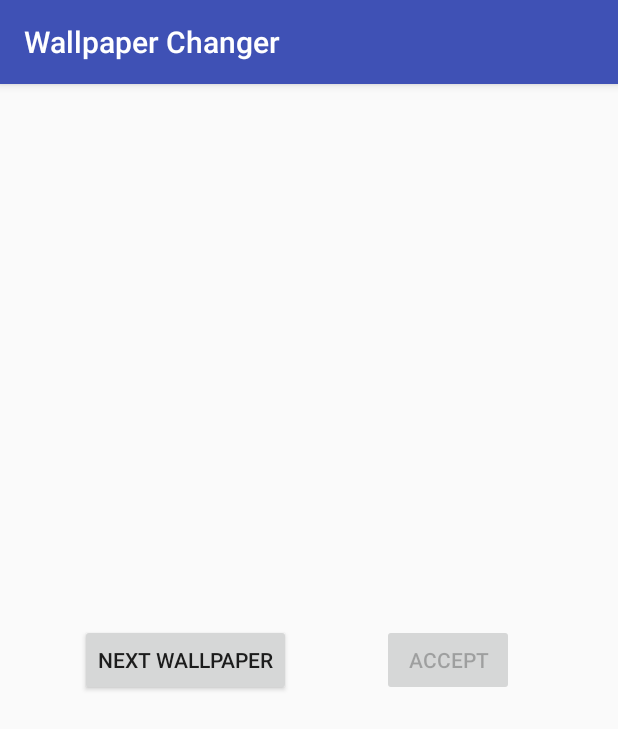
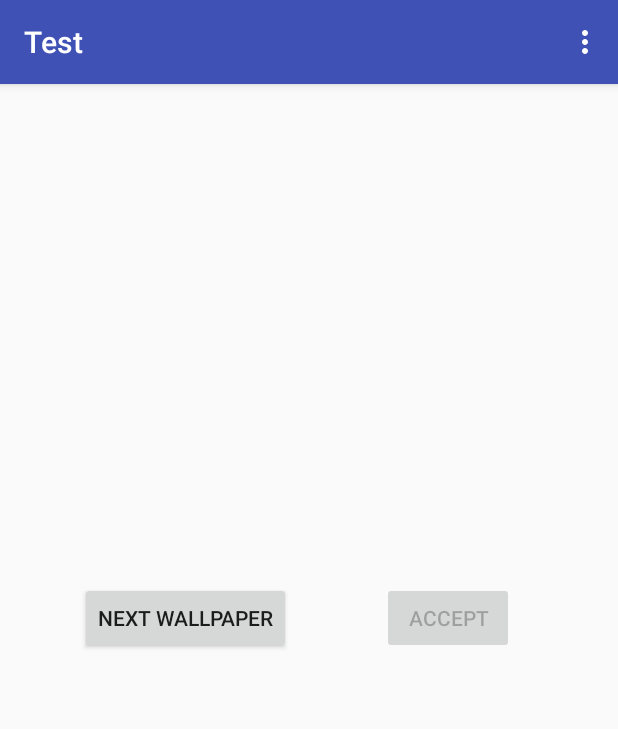
Before and after one commit to I-Al-Istannen/WallpaperChanger, an Android app: the screen it shows after launch (MainActivity), on a phone screen of 412 x 824 dp. Shown: the top 729 px of the screen. Run offline under Robolectric (Android 15) with nearby library versions, the phone set to English and light mode, and no system bars.

Commit message:
Yay, settings!

```diff
--- a/app/src/main/AndroidManifest.xml
+++ b/app/src/main/AndroidManifest.xml
@@ -11,13 +11,19 @@
     android:label="@string/app_name"
     android:supportsRtl="true"
     android:theme="@style/AppTheme">
-    <activity android:name=".MainActivity">
+    <activity
+      android:name=".MainActivity"
+      android:launchMode="singleTop">
       <intent-filter>
         <action android:name="android.intent.action.MAIN"/>
 
         <category android:name="android.intent.category.LAUNCHER"/>
       </intent-filter>
     </activity>
+
+    <activity
+      android:name=".SettingsActivity"
+      android:parentActivityName=".MainActivity"/>
   </application>
 
 </manifest>
--- a/app/src/main/java/me/ialistannen/wallpaperchanger/MainActivity.java
+++ b/app/src/main/java/me/ialistannen/wallpaperchanger/MainActivity.java
@@ -1,28 +1,41 @@
 package me.ialistannen.wallpaperchanger;
 
+import android.content.Intent;
 import android.graphics.Bitmap;
 import android.os.Bundle;
+import android.preference.PreferenceManager;
 import android.support.annotation.Nullable;
 import android.support.v4.app.Fragment;
 import android.support.v4.app.FragmentManager;
 import android.support.v7.app.AppCompatActivity;
+import android.support.v7.widget.Toolbar;
+import android.view.Menu;
+import android.view.MenuItem;
 import android.view.View;
 import android.widget.Button;
 import android.widget.ImageView;
 import me.ialistannen.wallpaperchanger.images.provider.ImageProvider;
-import me.ialistannen.wallpaperchanger.images.provider.space.SpaceTelescopeTop100Provider;
+import me.ialistannen.wallpaperchanger.images.provider.ProviderFactory;
 import me.ialistannen.wallpaperchanger.images.util.RandomImageObtainTask;
 import me.ialistannen.wallpaperchanger.wallpaper.WallpaperChanger;
 
 public class MainActivity extends AppCompatActivity {
 
-  private final ImageProvider imageProvider = new SpaceTelescopeTop100Provider();
+  private ImageProvider imageProvider;
   private RetainFragment retainFragment;
 
   @Override
   protected void onCreate(Bundle savedInstanceState) {
     super.onCreate(savedInstanceState);
     setContentView(R.layout.activity_main);
+
+    PreferenceManager.setDefaultValues(this, R.xml.preferences, true);
+
+    imageProvider = ProviderFactory.getInstance(this);
+
+    if (savedInstanceState == null) {
+      setSupportActionBar((Toolbar) findViewById(R.id.activity_main_actionbar));
+    }
 
     if (retainFragment == null) {
       retainFragment = RetainFragment.findOrCreateRetainFragment(getSupportFragmentManager());
@@ -72,6 +85,17 @@ public class MainActivity extends AppCompatActivity {
     WallpaperChanger.changeTo(retainFragment.getCachedImage(), this);
   }
 
+  @Override
+  public boolean onCreateOptionsMenu(Menu menu) {
+    getMenuInflater().inflate(R.menu.activity_main_action_bar, menu);
+
+    return true;
+  }
+
+  public void onShowSettings(MenuItem item) {
+    startActivity(new Intent(this, SettingsActivity.class));
+  }
+
   public static class RetainFragment extends Fragment {
 
     private static final String TAG = "me.ialistannen.wallpaperchanger.RetainFragment";
--- /dev/null
+++ b/app/src/main/java/me/ialistannen/wallpaperchanger/SettingsActivity.java
@@ -0,0 +1,20 @@
+package me.ialistannen.wallpaperchanger;
+
+import android.os.Bundle;
+import android.support.v7.app.AppCompatActivity;
+import me.ialistannen.wallpaperchanger.view.settings.SettingsFragment;
+
+/**
+ * An activity to display the settings.
+ */
+public class SettingsActivity extends AppCompatActivity {
+
+  @Override
+  public void onCreate(Bundle savedInstanceState) {
+    super.onCreate(savedInstanceState);
+
+    getFragmentManager().beginTransaction()
+        .replace(android.R.id.content, new SettingsFragment())
+        .commit();
+  }
+}
--- /dev/null
+++ b/app/src/main/java/me/ialistannen/wallpaperchanger/images/provider/ProviderFactory.java
@@ -0,0 +1,45 @@
+package me.ialistannen.wallpaperchanger.images.provider;
+
+import android.content.Context;
+import android.content.SharedPreferences;
+import android.preference.PreferenceManager;
+import java.util.HashMap;
+import java.util.Map;
+import me.ialistannen.wallpaperchanger.R;
+import me.ialistannen.wallpaperchanger.images.provider.space.SpaceTelescopeTop100Provider;
+
+/**
+ * Creates {@link ImageProvider}s based on the settings.
+ */
+public final class ProviderFactory {
+
+  private static final ProviderFactory instance = new ProviderFactory();
+
+  private Map<String, ImageProvider> providerMap = new HashMap<>();
+
+  private ProviderFactory() {
+    providerMap.put("spaceTelescopes_Top_100", new SpaceTelescopeTop100Provider());
+  }
+
+  /**
+   * Creates the {@link ImageProvider} selected in the {@link SharedPreferences} of the {@link
+   * Context}.
+   *
+   * @param context The Context to read the settings from
+   * @return The created {@link ImageProvider}
+   */
+  public static ImageProvider getInstance(Context context) {
+    Context applicationContext = context.getApplicationContext();
+
+    SharedPreferences sharedPreferences = PreferenceManager
+        .getDefaultSharedPreferences(applicationContext);
+
+    String providerKey = context.getString(R.string.settings_source_chooser_key);
+
+    String provider = sharedPreferences.getString(providerKey, null);
+
+    ImageProvider imageProvider = instance.providerMap.get(provider);
+
+    return imageProvider == null ? new SpaceTelescopeTop100Provider() : imageProvider;
+  }
+}
--- /dev/null
+++ b/app/src/main/java/me/ialistannen/wallpaperchanger/view/settings/SettingsFragment.java
@@ -0,0 +1,18 @@
+package me.ialistannen.wallpaperchanger.view.settings;
+
+import android.os.Bundle;
+import android.preference.PreferenceFragment;
+import me.ialistannen.wallpaperchanger.R;
+
+/**
+ * The fragment responsible for displaying the settings.
+ */
+public class SettingsFragment extends PreferenceFragment {
+
+  @Override
+  public void onCreate(Bundle savedInstanceState) {
+    super.onCreate(savedInstanceState);
+
+    addPreferencesFromResource(R.xml.preferences);
+  }
+}
--- a/app/src/main/res/layout/activity_main.xml
+++ b/app/src/main/res/layout/activity_main.xml
@@ -5,10 +5,27 @@
   xmlns:app="http://schemas.android.com/apk/res-auto"
   xmlns:tools="http://schemas.android.com/tools">
 
+  <android.support.v7.widget.Toolbar
+    android:id="@+id/activity_main_actionbar"
+    android:layout_width="match_parent"
+    android:layout_height="wrap_content"
+
+    android:background="?attr/colorPrimary"
+    android:minHeight="?attr/actionBarSize"
+
+    app:title="Test"
+
+    android:theme="@style/ThemeOverlay.MyApp.ActionBar"
+    app:popupTheme="@style/ThemeOverlay.AppCompat.Light"
+    style="@style/Widget.MyApp.Toolbar.Solid"
+    />
+
   <ImageView
     android:id="@+id/activity_main_background_image_preview"
     android:layout_width="match_parent"
     android:layout_height="match_parent"
+
+    android:layout_below="@id/activity_main_actionbar"
 
     android:scaleType="centerCrop"
     android:contentDescription="@string/activity_main_background_image_preview_description"
--- /dev/null
+++ b/app/src/main/res/menu/activity_main_action_bar.xml
@@ -0,0 +1,11 @@
+<?xml version="1.0" encoding="utf-8"?>
+<menu xmlns:android="http://schemas.android.com/apk/res/android"
+  xmlns:app="http://schemas.android.com/apk/res-auto">
+
+  <item
+    android:title="@string/activity_main_action_bar_settings_name"
+    app:showAsAction="never"
+
+    android:onClick="onShowSettings"
+    />
+</menu>
--- /dev/null
+++ b/app/src/main/res/values/arrays.xml
@@ -0,0 +1,9 @@
+<?xml version="1.0" encoding="utf-8"?>
+<resources>
+  <string-array name="settings_source_chooser_entry_names">
+    <item>Space Telescope Top 100</item>
+  </string-array>
+  <string-array name="settings_source_chooser_entry_values">
+    <item>spaceTelescopes_Top_100</item>
+  </string-array>
+</resources>
--- a/app/src/main/res/values/colors.xml
+++ b/app/src/main/res/values/colors.xml
@@ -2,5 +2,5 @@
 <resources>
   <color name="colorPrimary">#3F51B5</color>
   <color name="colorPrimaryDark">#303F9F</color>
-  <color name="colorAccent">#FF4081</color>
+  <color name="colorAccent">#4093ff</color>
 </resources>
--- a/app/src/main/res/values/strings.xml
+++ b/app/src/main/res/values/strings.xml
@@ -2,6 +2,16 @@
   <string name="app_name">Wallpaper Changer</string>
   <string name="activity_main_next_button">Next Wallpaper</string>
   <string name="activity_main_accept_button">Accept</string>
-  <string name="activity_main_loading_image">Loading image...</string>
+  <string name="activity_main_loading_image">Loading image…</string>
   <string name="activity_main_background_image_preview_description">Background Image preview</string>
+  <string name="activity_main_action_bar_settings_name">Settings</string>
+  <string name="settings_source_category">Image sources</string>
+  <string name="settings_source_chooser_title">Image source</string>
+  <string name="settings_source_chooser_summary">You are currently getting images from \'%s\'.</string>
+  <string name="settings_source_chooser_key">settings_source_chooser_key</string>
+  <string name="settings_automated_changing_category">Automated changing</string>
+  <string name="settings_automated_changing_only_in_wifi_title">Only change in WIFI</string>
+  <string name="settings_automated_changing_only_in_wifi_summary_off">I will always change your wallpaper, no matter if I am using mobile data.</string>
+  <string name="settings_automated_changing_only_in_wifi_summary_on">I will only change the wallpaper when you have a wifi connection.</string>
+  <string name="settings_automated_changing_only_in_wifi_key">settings_automated_changing_only_in_wifi_key</string>
 </resources>
--- a/app/src/main/res/values/styles.xml
+++ b/app/src/main/res/values/styles.xml
@@ -1,11 +1,22 @@
-<resources>
+<resources xmlns:tools="http://schemas.android.com/tools">
 
   <!-- Base application theme. -->
-  <style name="AppTheme" parent="Theme.AppCompat.Light.DarkActionBar">
+  <style name="AppTheme" parent="Theme.AppCompat.DayNight.NoActionBar">
     <!-- Customize your theme here. -->
     <item name="colorPrimary">@color/colorPrimary</item>
     <item name="colorPrimaryDark">@color/colorPrimaryDark</item>
     <item name="colorAccent">@color/colorAccent</item>
   </style>
 
+  <style name="Widget.MyApp.Toolbar.Solid" parent="Widget.AppCompat.ActionBar">
+    <item name="android:background">@color/colorPrimary</item>
+    <item name="android:elevation" tools:ignore="NewApi">4dp</item>
+    <item name="titleTextColor">@android:color/white</item>
+  </style>
+
+  <style name="ThemeOverlay.MyApp.ActionBar" parent="ThemeOverlay.AppCompat.ActionBar">
+    <!--Set the icons-->
+    <item name="android:textColorPrimary">@android:color/white</item>
+  </style>
+
 </resources>
--- /dev/null
+++ b/app/src/main/res/xml/preferences.xml
@@ -0,0 +1,32 @@
+<?xml version="1.0" encoding="utf-8"?>
+<PreferenceScreen xmlns:android="http://schemas.android.com/apk/res/android">
+
+  <PreferenceCategory
+    android:title="@string/settings_source_category">
+
+    <ListPreference
+      android:key="@string/settings_source_chooser_key"
+
+      android:title="@string/settings_source_chooser_title"
+      android:summary="@string/settings_source_chooser_summary"
+      android:entries="@array/settings_source_chooser_entry_names"
+      android:entryValues="@array/settings_source_chooser_entry_values"
+      android:defaultValue="spaceTelescopes_Top_100"
+      />
+
+  </PreferenceCategory>
+
+  <PreferenceCategory
+    android:title="@string/settings_automated_changing_category">
+
+    <SwitchPreference
+      android:key="@string/settings_automated_changing_only_in_wifi_key"
+
+      android:title="@string/settings_automated_changing_only_in_wifi_title"
+      android:summaryOff="@string/settings_automated_changing_only_in_wifi_summary_off"
+      android:summaryOn="@string/settings_automated_changing_only_in_wifi_summary_on"
+      android:defaultValue="true"
+      />
+
+  </PreferenceCategory>
+</PreferenceScreen>
```
